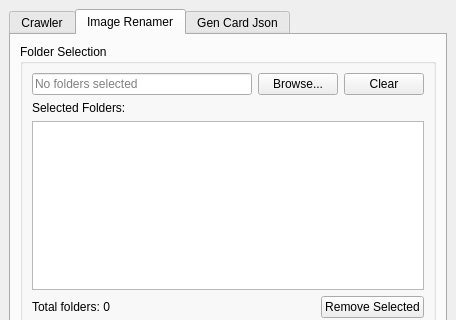
Before: the Qt Designer form gui.ui in sam9525/pokemon-tcgp-data-scripts, drawn with Qt 5; both pictures show x 0 to 456 and y 0 to 320 of the 456 by 497 pixel window.
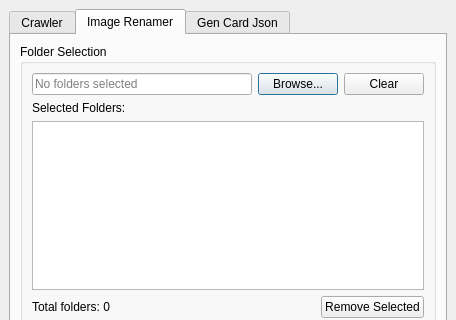
After: the same form once the commit is applied. The open tabs and pages were chosen to show the change. Icons and pictures are not drawn.

Commit message: Remove checkable for button

The edit to the form file:
```diff
--- a/gui.ui
+++ b/gui.ui
@@ -197,6 +197,18 @@
                    <normaloff>C:/Users/sam99/AppData/Local/Temp/Rar$DRa61588.31932.rartemp</normaloff>C:/Users/sam99/AppData/Local/Temp/Rar$DRa61588.31932.rartemp</iconset>
                  </property>
                  <property name="checkable">
+                  <bool>false</bool>
+                 </property>
+                 <property name="autoRepeat">
+                  <bool>false</bool>
+                 </property>
+                 <property name="autoExclusive">
+                  <bool>false</bool>
+                 </property>
+                 <property name="autoDefault">
+                  <bool>false</bool>
+                 </property>
+                 <property name="default">
                   <bool>true</bool>
                  </property>
                 </widget>
```
Left out of the diff: 14 changed lines with no effect on the pictures.
